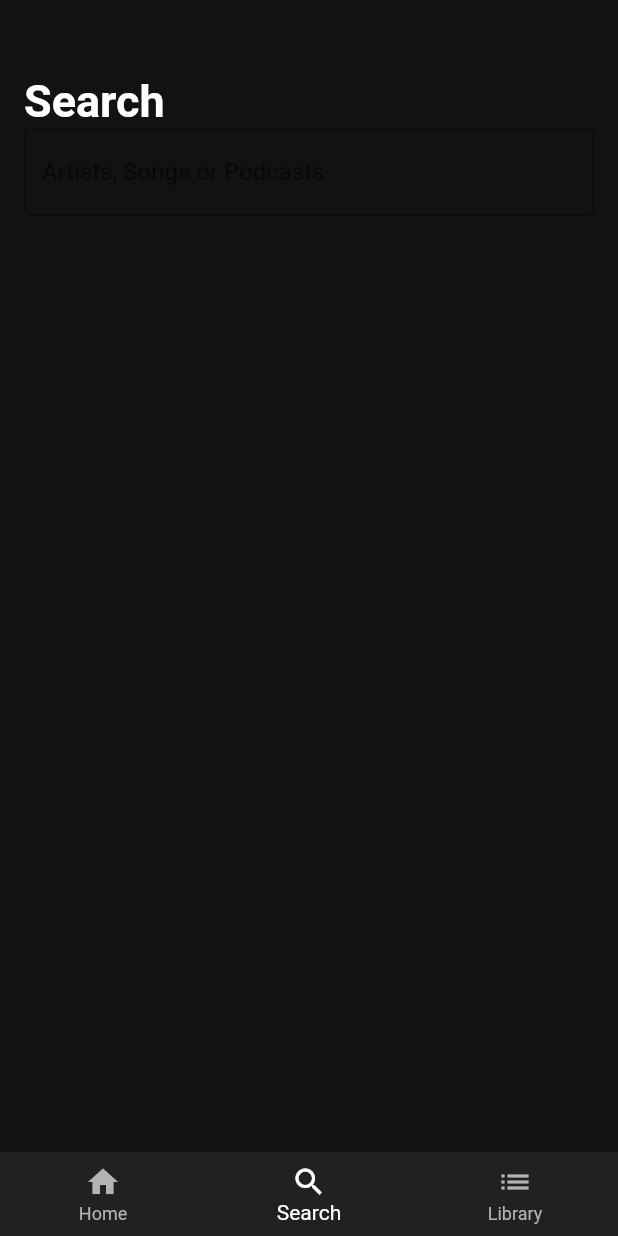
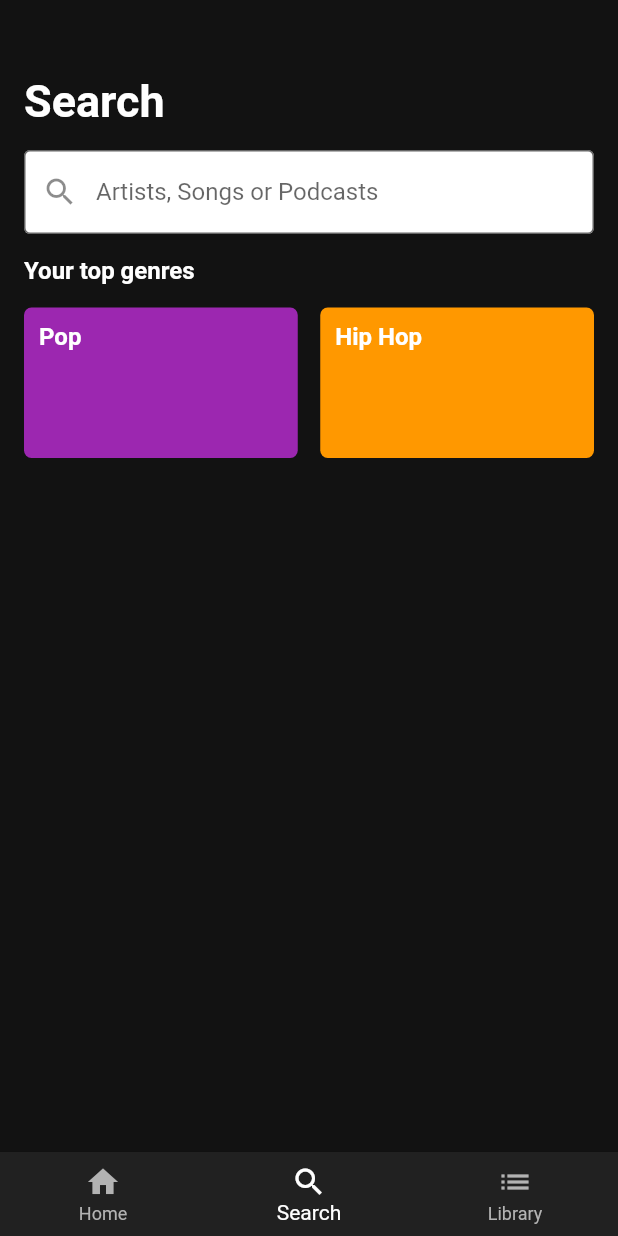
Before and after one commit to GLADI8R/spotify_clone, a Flutter app: the screen it shows after launch, item 2 of the bottom bar chosen, on a phone screen of 412 x 824 dp. Run offline on Flutter 3.47's test engine with Material 2 defaults, Android fonts, the phone set to English and light mode, and no system bars.

Commit message:
Add genres to search page

```diff
--- /dev/null
+++ b/lib/components/genre.dart
@@ -0,0 +1,34 @@
+import 'package:flutter/material.dart';
+import 'package:spotify_clone/styles/constants.dart';
+
+GridView genreCard = GridView.count(
+  crossAxisSpacing: 15.0,
+  mainAxisSpacing: 10.0,
+  childAspectRatio: (1 / 0.55), //set the height of card
+  shrinkWrap: true,
+  crossAxisCount: 2,
+  children: [
+    Container(
+      padding: const EdgeInsets.all(10.0),
+      decoration: const BoxDecoration(
+        color: Colors.purple,
+        borderRadius: BorderRadius.all(Radius.circular(5.0)),
+      ),
+      child: const Text(
+        'Pop',
+        style: kCardTextStyle,
+      ),
+    ),
+    Container(
+      padding: const EdgeInsets.all(10.0),
+      decoration: const BoxDecoration(
+        color: Colors.orange,
+        borderRadius: BorderRadius.all(Radius.circular(5.0)),
+      ),
+      child: const Text(
+        'Hip Hop',
+        style: kCardTextStyle,
+      ),
+    ),
+  ],
+);
--- a/lib/screens/search_page.dart
+++ b/lib/screens/search_page.dart
@@ -1,8 +1,11 @@
-// ignore_for_file: prefer_const_literals_to_create_immutables
+// ignore_for_file: prefer_const_literals_to_create_immutables, use_key_in_widget_constructors
 
+import 'package:flutter/cupertino.dart';
 import 'package:flutter/material.dart';
 import 'package:spotify_clone/styles/constants.dart';
+import 'package:spotify_clone/components/genre.dart';
 
+// ignore: must_be_immutable
 class SearchPage extends StatelessWidget {
   const SearchPage({Key? key}) : super(key: key);
 
@@ -28,11 +31,42 @@ class SearchPage extends StatelessWidget {
                   'Search',
                   style: kHeadingTextStyle,
                 ),
+                const SizedBox(
+                  height: 15,
+                ),
+                // ignore: todo
+                //TODO::-|>
+                //Replace textFiled with button widget to take it to new screen
                 const TextField(
+                  style: TextStyle(
+                    color: kLightGrey,
+                    height: 1,
+                  ),
                   decoration: InputDecoration(
+                    filled: true,
+                    fillColor: Colors.white,
                     border: OutlineInputBorder(),
+                    prefixIcon: Icon(Icons.search_sharp),
                     hintText: 'Artists, Songs or Podcasts',
+                    focusedBorder: OutlineInputBorder(
+                      borderSide: BorderSide(
+                        color: Colors.white,
+                      ),
+                    ),
                   ),
+                ),
+                const SizedBox(
+                  height: 15.0,
+                ),
+                const Text(
+                  'Your top genres',
+                  style: kCardTextStyle,
+                ),
+                const SizedBox(
+                  height: 15.0,
+                ),
+                Expanded(
+                  child: genreCard,
                 ),
               ],
             ),
--- a/lib/styles/constants.dart
+++ b/lib/styles/constants.dart
@@ -9,3 +9,9 @@ const kLightGrey = Color(0xFFB3B3B3);
 
 const kHeadingTextStyle =
     TextStyle(color: Colors.white, fontSize: 30.0, fontWeight: FontWeight.bold);
+
+const kCardTextStyle = TextStyle(
+  color: Colors.white,
+  fontSize: 16.0,
+  fontWeight: FontWeight.bold,
+);
```
Also changed, not shown: lib/components/genre_card.dart (added, +28 -0 lines), lib/screens/home_page.dart (+32 -12 lines).
